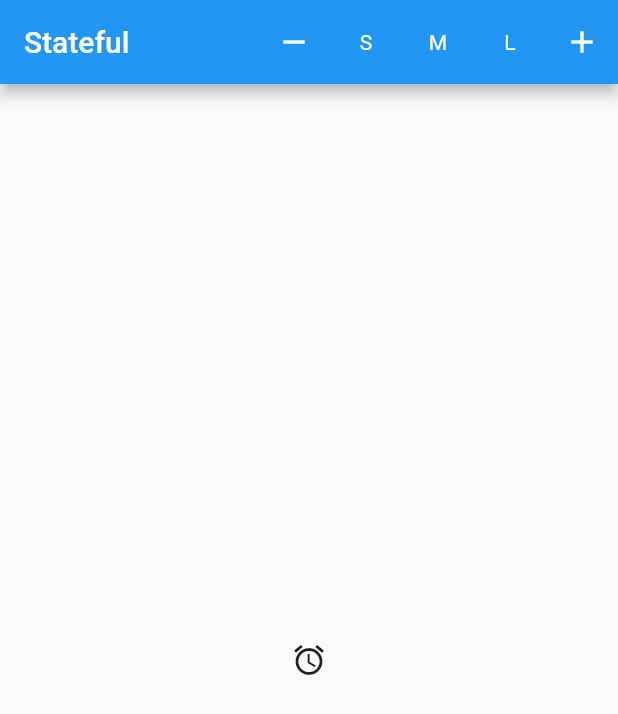
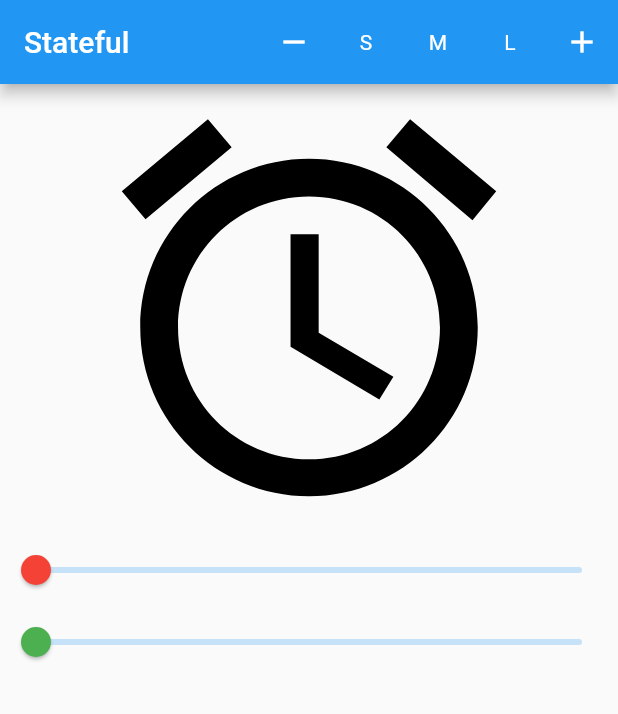
Before and after one commit to IsabelleRZP/Flutter-Stateful, a Flutter app: the screen it shows after launch, after a tap on the "add" icon, on a phone screen of 412 x 824 dp. Shown: the top 714 px of the screen. Run offline on Flutter 3.47's test engine with Material 2 defaults, Android fonts, the phone set to English and light mode, and no system bars.

```diff
--- a/lib/main.dart
+++ b/lib/main.dart
@@ -14,6 +14,18 @@ class MyApp extends StatefulWidget {
 }
 
 class _MyAppState extends State<MyApp> {
+  double red = 0;
+  double green = 0;
+  double _counter = 50;
+
+  void _incrementSize() {
+    setState(() {
+      if (_counter >= 50 && _counter <= 500) {
+        _counter += 50;
+      }
+    });
+  }
+
   @override
   Widget build(BuildContext context) {
     return Scaffold(
@@ -37,12 +49,44 @@ class _MyAppState extends State<MyApp> {
             icon: const Text('L'),
           ),
           IconButton(
-            onPressed: () {},
+            onPressed: _incrementSize,
             icon: const Icon(Icons.add),
           ),
         ],
       ),
-      body: Center(child: Icon(Icons.alarm)),
+      body: Column(
+        children: [
+          Center(
+            child: Icon(
+              Icons.alarm,
+              size: 300,
+              color: Color.fromRGBO(red.toInt(), 0, 0, 1),
+            ),
+          ),
+          Slider(
+            activeColor: Colors.red,
+            min: 0,
+            max: 255,
+            value: red,
+            onChanged: (double value) {
+              setState(() {
+                red = value;
+              });
+            },
+          ),
+          Slider(
+            activeColor: Colors.green,
+            min: 0,
+            max: 255,
+            value: green,
+            onChanged: (double value) {
+              setState(() {
+                green = value;
+              });
+            },
+          ),
+        ],
+      ),
     );
   }
 }
```
